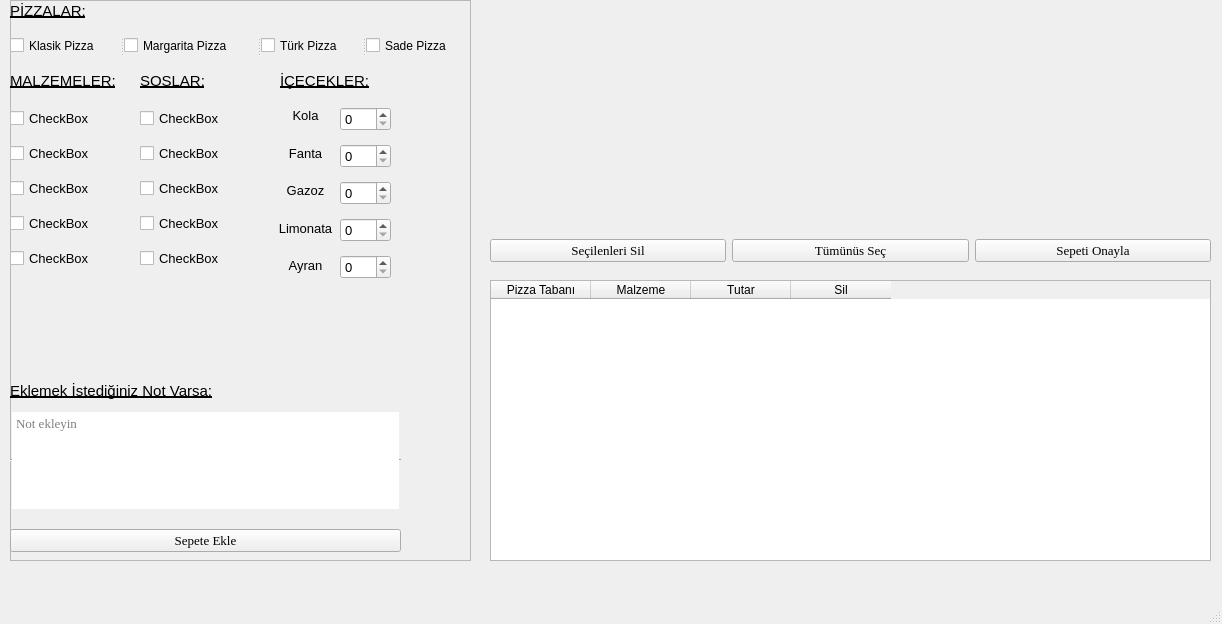
Qt form untitled.ui (orkunumur/Global_AI_HUB_Pizza_Siparis_Sistemi) before a commit.
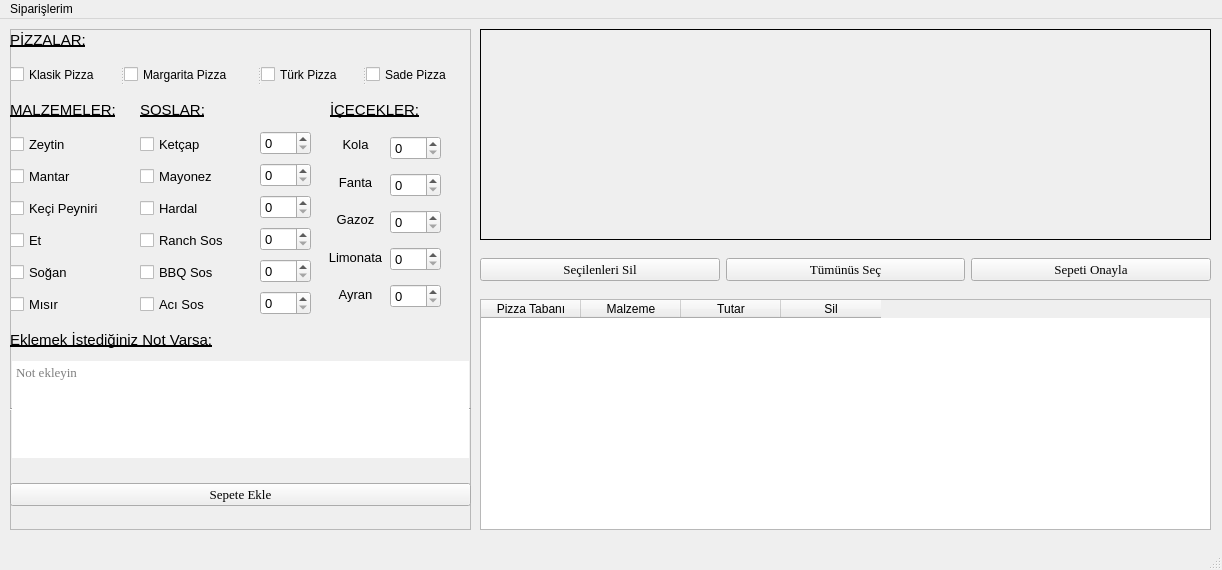
The same form after that commit.

Commit message: checkBox_secim metotdu eklendi, arayüz güncellendi

What changed in the file:
```diff
--- a/untitled.ui
+++ b/untitled.ui
@@ -7,7 +7,7 @@
     <x>0</x>
     <y>0</y>
     <width>1222</width>
-    <height>624</height>
+    <height>570</height>
    </rect>
   </property>
   <property name="windowTitle">
@@ -17,10 +17,10 @@
    <widget class="QTableWidget" name="sepet_table">
     <property name="geometry">
      <rect>
-      <x>490</x>
+      <x>480</x>
       <y>280</y>
-      <width>721</width>
-      <height>281</height>
+      <width>731</width>
+      <height>231</height>
      </rect>
     </property>
     <property name="frameShape">
@@ -66,9 +66,9 @@
     <property name="geometry">
      <rect>
       <x>10</x>
-      <y>0</y>
+      <y>10</y>
       <width>461</width>
-      <height>561</height>
+      <height>501</height>
      </rect>
     </property>
     <property name="frameShape">
@@ -140,7 +140,7 @@
        <x>130</x>
        <y>100</y>
        <width>121</width>
-       <height>181</height>
+       <height>191</height>
       </rect>
      </property>
      <layout class="QVBoxLayout" name="verticalLayout_2">
@@ -152,7 +152,7 @@
          </font>
         </property>
         <property name="text">
-         <string>CheckBox</string>
+         <string>Ketçap</string>
         </property>
        </widget>
       </item>
@@ -164,7 +164,7 @@
          </font>
         </property>
         <property name="text">
-         <string>CheckBox</string>
+         <string>Mayonez</string>
         </property>
        </widget>
       </item>
@@ -176,7 +176,7 @@
          </font>
         </property>
         <property name="text">
-         <string>CheckBox</string>
+         <string>Hardal</string>
         </property>
        </widget>
       </item>
@@ -188,7 +188,7 @@
          </font>
         </property>
         <property name="text">
-         <string>CheckBox</string>
+         <string>Ranch Sos</string>
         </property>
        </widget>
       </item>
@@ -200,7 +200,19 @@
          </font>
         </property>
         <property name="text">
-         <string>CheckBox</string>
+         <string>BBQ Sos</string>
+        </property>
+       </widget>
+      </item>
+      <item>
+       <widget class="QCheckBox" name="aci_sos_check">
+        <property name="font">
+         <font>
+          <pointsize>10</pointsize>
+         </font>
+        </property>
+        <property name="text">
+         <string>Acı Sos</string>
         </property>
        </widget>
       </item>
@@ -209,7 +221,7 @@
     <widget class="QLabel" name="malzemeler_label_3">
      <property name="geometry">
       <rect>
-       <x>270</x>
+       <x>320</x>
        <y>70</y>
        <width>131</width>
        <height>21</height>
@@ -229,8 +241,8 @@
      <property name="geometry">
       <rect>
        <x>0</x>
-       <y>410</y>
-       <width>391</width>
+       <y>330</y>
+       <width>461</width>
        <height>101</height>
       </rect>
      </property>
@@ -251,7 +263,7 @@
      <property name="geometry">
       <rect>
        <x>0</x>
-       <y>380</y>
+       <y>300</y>
        <width>241</width>
        <height>21</height>
       </rect>
@@ -331,7 +343,7 @@
        <x>0</x>
        <y>100</y>
        <width>111</width>
-       <height>181</height>
+       <height>191</height>
       </rect>
      </property>
      <layout class="QVBoxLayout" name="verticalLayout">
@@ -343,7 +355,7 @@
          </font>
         </property>
         <property name="text">
-         <string>CheckBox</string>
+         <string>Zeytin</string>
         </property>
        </widget>
       </item>
@@ -355,7 +367,7 @@
          </font>
         </property>
         <property name="text">
-         <string>CheckBox</string>
+         <string>Mantar</string>
         </property>
        </widget>
       </item>
@@ -367,7 +379,7 @@
          </font>
         </property>
         <property name="text">
-         <string>CheckBox</string>
+         <string>Keçi Peyniri</string>
         </property>
        </widget>
       </item>
@@ -379,7 +391,7 @@
          </font>
         </property>
         <property name="text">
-         <string>CheckBox</string>
+         <string>Et</string>
         </property>
        </widget>
       </item>
@@ -391,7 +403,19 @@
          </font>
         </property>
         <property name="text">
-         <string>CheckBox</string>
+         <string>Soğan</string>
+        </property>
+       </widget>
+      </item>
+      <item>
+       <widget class="QCheckBox" name="misir_check">
+        <property name="font">
+         <font>
+          <pointsize>10</pointsize>
+         </font>
+        </property>
+        <property name="text">
+         <string>Mısır</string>
         </property>
        </widget>
       </item>
@@ -401,9 +425,9 @@
      <property name="geometry">
       <rect>
        <x>0</x>
-       <y>520</y>
-       <width>391</width>
-       <height>41</height>
+       <y>440</y>
+       <width>461</width>
+       <height>51</height>
       </rect>
      </property>
      <layout class="QHBoxLayout" name="horizontalLayout_2">
@@ -425,7 +449,7 @@
     <widget class="QWidget" name="layoutWidget">
      <property name="geometry">
       <rect>
-       <x>260</x>
+       <x>310</x>
        <y>100</y>
        <width>71</width>
        <height>181</height>
@@ -512,7 +536,7 @@
     <widget class="QWidget" name="layoutWidget">
      <property name="geometry">
       <rect>
-       <x>330</x>
+       <x>380</x>
        <y>100</y>
        <width>51</width>
        <height>191</height>
@@ -566,13 +590,79 @@
       </item>
      </layout>
     </widget>
+    <widget class="QWidget" name="layoutWidget_2">
+     <property name="geometry">
+      <rect>
+       <x>250</x>
+       <y>100</y>
+       <width>51</width>
+       <height>191</height>
+      </rect>
+     </property>
+     <layout class="QVBoxLayout" name="verticalLayout_7">
+      <item>
+       <widget class="QSpinBox" name="spinBox_ketcap_4">
+        <property name="font">
+         <font>
+          <pointsize>10</pointsize>
+         </font>
+        </property>
+       </widget>
+      </item>
+      <item>
+       <widget class="QSpinBox" name="spinBox_mayonez_4">
+        <property name="font">
+         <font>
+          <pointsize>10</pointsize>
+         </font>
+        </property>
+       </widget>
+      </item>
+      <item>
+       <widget class="QSpinBox" name="spinBox_hardal_4">
+        <property name="font">
+         <font>
+          <pointsize>10</pointsize>
+         </font>
+        </property>
+       </widget>
+      </item>
+      <item>
+       <widget class="QSpinBox" name="spinBox_ranch_4">
+        <property name="font">
+         <font>
+          <pointsize>10</pointsize>
+         </font>
+        </property>
+       </widget>
+      </item>
+      <item>
+       <widget class="QSpinBox" name="spinBox_bbq_4">
+        <property name="font">
+         <font>
+          <pointsize>10</pointsize>
+         </font>
+        </property>
+       </widget>
+      </item>
+      <item>
+       <widget class="QSpinBox" name="spinBox_aci_sos_4">
+        <property name="font">
+         <font>
+          <pointsize>10</pointsize>
+         </font>
+        </property>
+       </widget>
+      </item>
+     </layout>
+    </widget>
    </widget>
    <widget class="QWidget" name="layoutWidget">
     <property name="geometry">
      <rect>
-      <x>490</x>
+      <x>480</x>
       <y>230</y>
-      <width>721</width>
+      <width>731</width>
       <height>41</height>
      </rect>
     </property>
@@ -618,6 +708,22 @@
      </item>
     </layout>
    </widget>
+   <widget class="QLabel" name="label_6">
+    <property name="geometry">
+     <rect>
+      <x>480</x>
+      <y>10</y>
+      <width>731</width>
+      <height>211</height>
+     </rect>
+    </property>
+    <property name="frameShape">
+     <enum>QFrame::Box</enum>
+    </property>
+    <property name="text">
+     <string/>
+    </property>
+   </widget>
   </widget>
   <widget class="QMenuBar" name="menubar">
    <property name="geometry">
@@ -625,9 +731,16 @@
      <x>0</x>
      <y>0</y>
      <width>1222</width>
-     <height>26</height>
+     <height>21</height>
     </rect>
    </property>
+   <widget class="QMenu" name="menuSipari_lerim">
+    <property name="title">
+     <string>Siparişlerim</string>
+    </property>
+    <addaction name="actionGe_mi_Sipari_lerim"/>
+   </widget>
+   <addaction name="menuSipari_lerim"/>
   </widget>
   <widget class="QStatusBar" name="statusbar"/>
  </widget>
```
Left out of the diff: 27 changed lines with no effect on the pictures. The commit also changes 3 other files.
